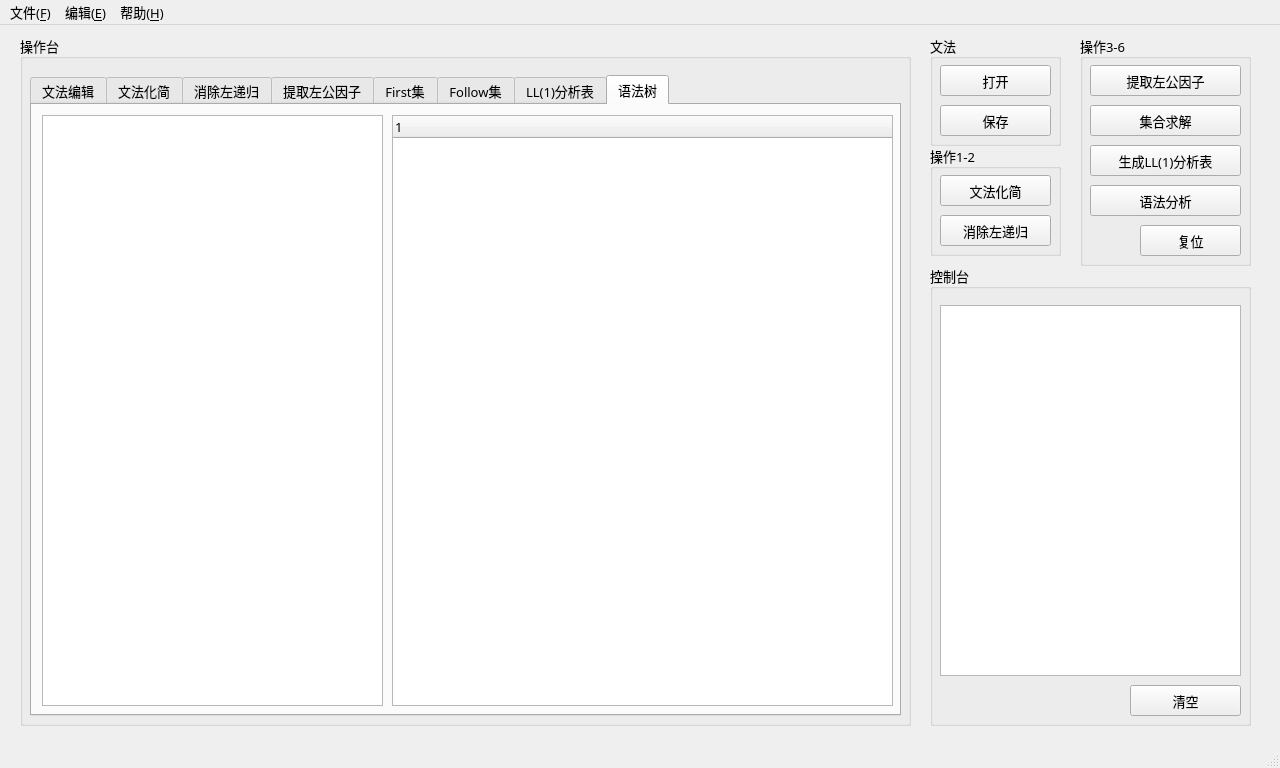
Old version of the form BNFProcessor/mainwindow.ui in the repository Lyuyk/Compile-Principle-Course-Labs.
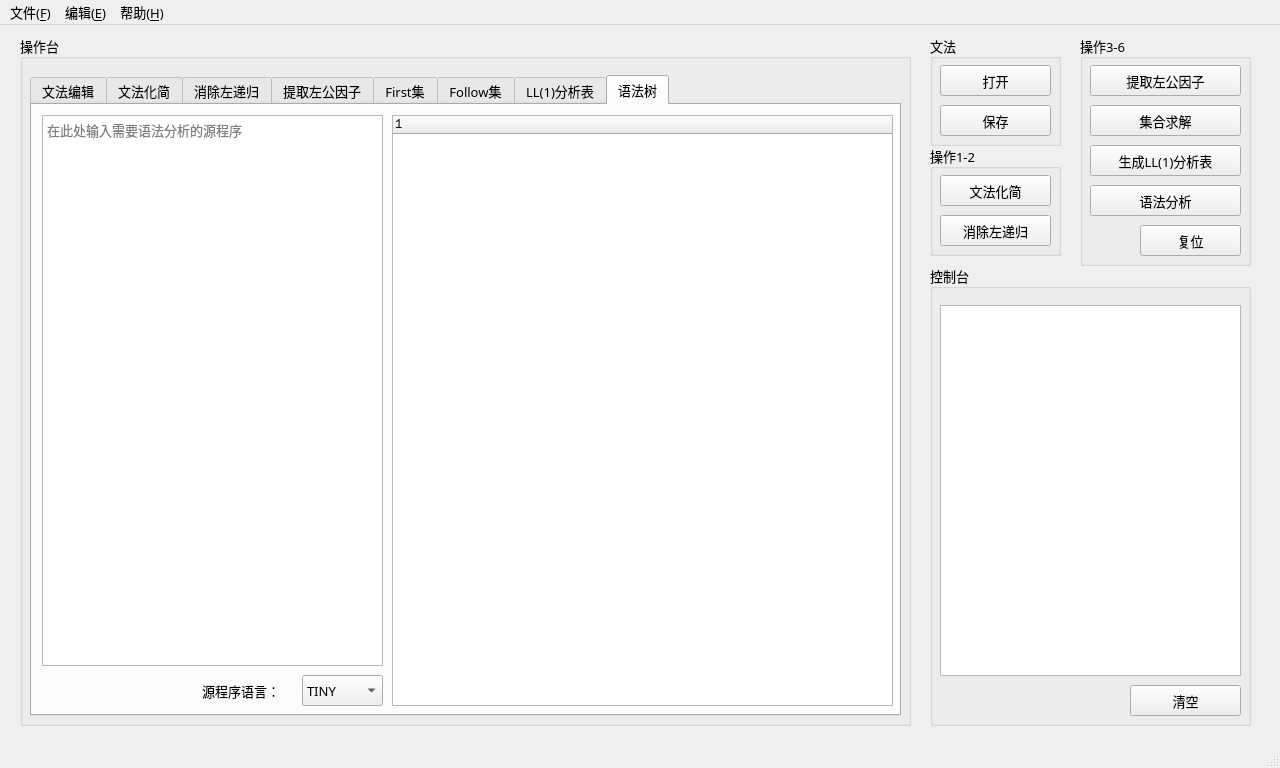
New version of the form. The open tabs and pages were chosen to show the change.

The edit to the form file:
```diff
--- a/BNFProcessor/mainwindow.ui
+++ b/BNFProcessor/mainwindow.ui
@@ -357,8 +357,8 @@
        </property>
        <property name="font">
         <font>
-         <family>JetBrains Mono NL</family>
-         <pointsize>10</pointsize>
+         <family>Courier New</family>
+         <pointsize>9</pointsize>
         </font>
        </property>
        <column>
@@ -373,7 +373,7 @@
          <x>10</x>
          <y>10</y>
          <width>341</width>
-         <height>591</height>
+         <height>551</height>
         </rect>
        </property>
        <property name="font">
@@ -381,6 +381,42 @@
          <family>JetBrains Mono NL</family>
          <pointsize>10</pointsize>
         </font>
+       </property>
+       <property name="placeholderText">
+        <string>在此处输入需要语法分析的源程序</string>
+       </property>
+      </widget>
+      <widget class="QComboBox" name="comboBox_language">
+       <property name="geometry">
+        <rect>
+         <x>270</x>
+         <y>570</y>
+         <width>81</width>
+         <height>31</height>
+        </rect>
+       </property>
+       <item>
+        <property name="text">
+         <string>TINY</string>
+        </property>
+       </item>
+       <item>
+        <property name="text">
+         <string>MiniC</string>
+        </property>
+       </item>
+      </widget>
+      <widget class="QLabel" name="label_2">
+       <property name="geometry">
+        <rect>
+         <x>170</x>
+         <y>570</y>
+         <width>101</width>
+         <height>31</height>
+        </rect>
+       </property>
+       <property name="text">
+        <string>源程序语言：</string>
        </property>
       </widget>
      </widget>
```
Left out of the diff: 2 changed lines with no effect on the pictures.
